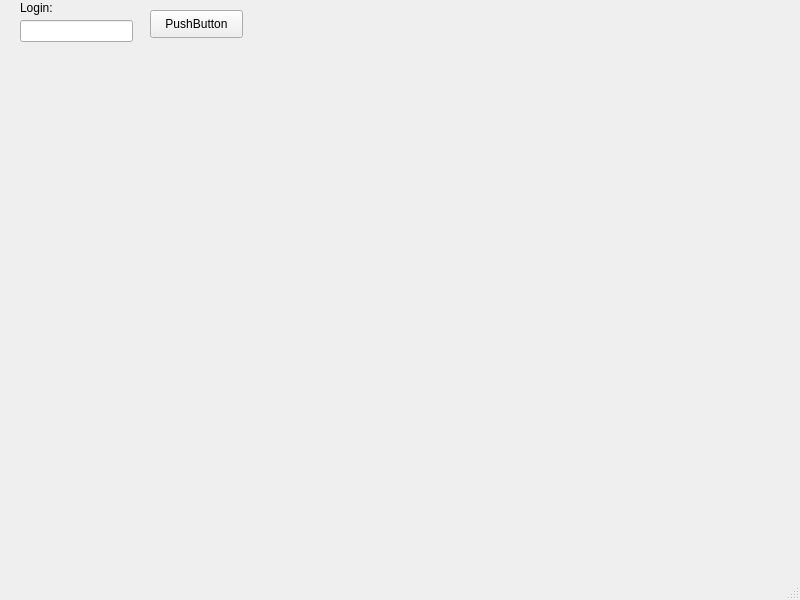
Before: the Qt Designer form mainwindow.ui in sofiaandrat/Blue, drawn with Qt 5.
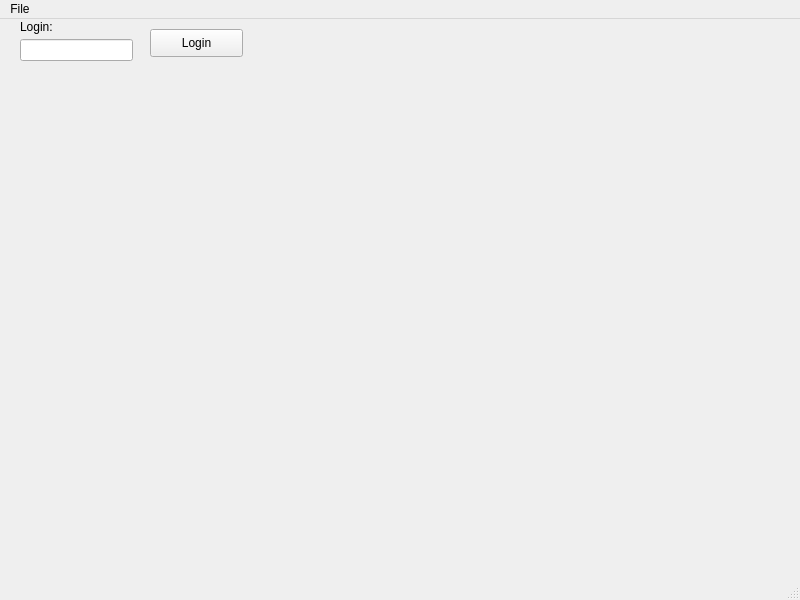
After: the same form once the commit is applied.

What changed in the file:
```diff
--- a/mainwindow.ui
+++ b/mainwindow.ui
@@ -24,7 +24,7 @@
      </rect>
     </property>
     <property name="text">
-     <string>PushButton</string>
+     <string>Login</string>
     </property>
    </widget>
    <widget class="QLineEdit" name="login">
@@ -60,6 +60,13 @@
      <height>26</height>
     </rect>
    </property>
+   <widget class="QMenu" name="menuFile">
+    <property name="title">
+     <string>File</string>
+    </property>
+    <addaction name="actionOpen_JSON_FIle"/>
+   </widget>
+   <addaction name="menuFile"/>
   </widget>
   <widget class="QStatusBar" name="statusbar"/>
  </widget>
```
Left out of the diff: 5 changed lines with no effect on the pictures.
